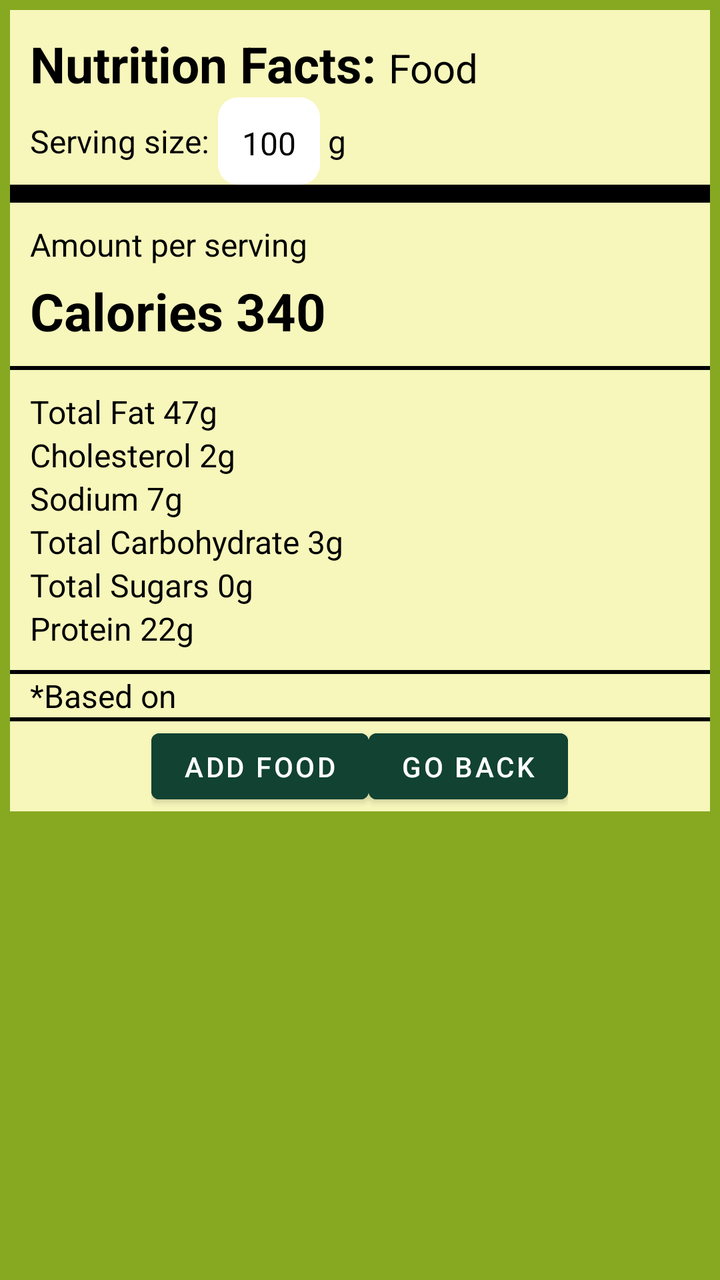
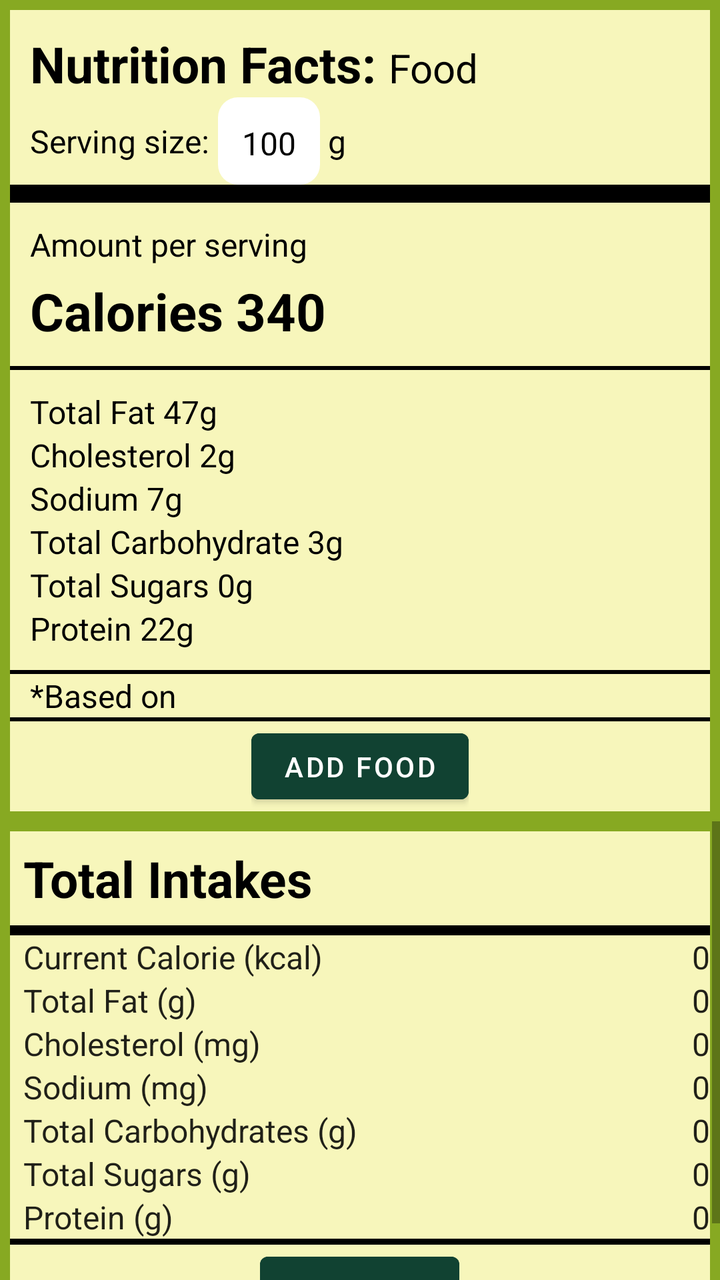

Compare the two renders of this Android layout. The source of the first and the diff that turns it into the second are given below.
<!-- AndroidManifest.xml: application theme AppTheme -->
<!-- res/layout/displaypage.xml -->
<LinearLayout android:orientation="vertical" android:minWidth="25px" android:minHeight="25px" android:layout_width="match_parent" android:layout_height="match_parent" android:background="#87A922" xmlns:android="http://schemas.android.com/apk/res/android"><LinearLayout android:orientation="vertical" android:minWidth="25px" android:minHeight="25px" android:layout_margin="5dp" android:layout_width="match_parent" android:layout_height="wrap_content" android:background="#F7F6BB"><LinearLayout android:orientation="horizontal" android:paddingLeft="10dp" android:paddingTop="10dp" android:layout_width="match_parent" android:layout_height="wrap_content"><TextView android:text="Nutrition Facts: " android:layout_width="wrap_content" android:layout_height="wrap_content" android:textStyle="bold" android:textColor="#000000" android:textSize="25dp" /><TextView android:text="Food" android:layout_width="wrap_content" android:layout_height="wrap_content" android:textColor="#000000" android:gravity="center_vertical" android:id="@+id/fName" android:textSize="20dp" /></LinearLayout><LinearLayout android:orientation="horizontal" android:paddingLeft="10dp" android:layout_width="match_parent" android:layout_height="wrap_content"><TextView android:text="Serving size: " android:layout_width="wrap_content" android:layout_height="wrap_content" android:textSize="16dp" android:layout_gravity="center" android:textColor="#000000" android:id="@+id/serv" /><EditText android:text="100" android:layout_width="wrap_content" android:layout_height="wrap_content" android:textColor="#000000" android:background="@drawable/register_inputbox_design" android:textSize="16dp" android:id="@+id/serv_size" android:layout_gravity="right" android:paddingBottom="10dp" android:inputType="text" /><TextView android:text=" g" android:layout_width="wrap_content" android:layout_height="wrap_content" android:textSize="16dp" android:layout_gravity="center" android:textColor="#000000" /></LinearLayout><View android:layout_width="match_parent" android:layout_height="9dp" android:background="#000000" /><TextView android:text="Amount per serving" android:layout_width="match_parent" android:layout_height="wrap_content" android:textColor="#000000" android:textSize="16dp" android:paddingLeft="10dp" android:paddingTop="10dp" android:paddingBottom="5dp" /><TextView android:text="Calories 340" android:layout_width="match_parent" android:layout_height="wrap_content" android:textColor="#000000" android:textSize="26dp" android:id="@+id/calServ" android:paddingLeft="10dp" android:paddingBottom="10dp" android:textStyle="bold" /><View android:layout_width="match_parent" android:layout_height="2dp" android:background="#000000" /><LinearLayout android:orientation="vertical" android:layout_width="match_parent" android:layout_height="wrap_content" android:padding="10dp"><TextView android:text="Total Fat 47g" android:layout_width="match_parent" android:layout_height="wrap_content" android:id="@+id/textV_fat" android:textColor="#000000" android:textSize="16dp" /><TextView android:text="Cholesterol 2g" android:layout_width="match_parent" android:layout_height="wrap_content" android:textColor="#000000" android:id="@+id/textV_cholesterol" android:textSize="16dp" /><TextView android:text="Sodium 7g" android:layout_width="match_parent" android:layout_height="wrap_content" android:textColor="#000000" android:id="@+id/textV_sodium" android:textSize="16dp" /><TextView android:text="Total Carbohydrate 3g" android:layout_width="match_parent" android:layout_height="wrap_content" android:textColor="#000000" android:id="@+id/textV_carbohydrates" android:textSize="16dp" /><TextView android:text="Total Sugars 0g" android:layout_width="match_parent" android:layout_height="wrap_content" android:textColor="#000000" android:id="@+id/textV_Sugar" android:textSize="16dp" /><TextView android:id="@+id/textV_protein" android:text="Protein 22g" android:layout_width="match_parent" android:layout_height="wrap_content" android:textColor="#000000" android:textSize="16dp" /></LinearLayout><View android:layout_width="match_parent" android:layout_height="2dp" android:background="#000000" /><TextView android:id="@+id/textView" android:text="*Based on" android:layout_width="match_parent" android:layout_height="wrap_content" android:textColor="#000000" android:paddingLeft="10dp" android:textSize="16dp" /><View android:layout_width="match_parent" android:layout_height="2dp" android:background="#000000" /><LinearLayout android:orientation="horizontal" android:layout_width="wrap_content" android:layout_height="wrap_content" android:layout_gravity="center"><Button android:id="@+id/btn_Add" android:layout_width="0dp" android:layout_height="45dp" android:textColor="#FFFF" android:layout_weight="1" android:text="Add food" android:backgroundTint="#114232" /><Button android:id="@+id/btn1" android:text="Go Back" android:textColor="#FFFF" android:layout_width="0dp" android:layout_height="45dp" android:layout_weight="1" android:backgroundTint="#114232" /></LinearLayout></LinearLayout></LinearLayout>
<!-- resources referenced by this layout -->
<resources>
  <!-- drawable register_inputbox_design (drawable) -->
  <shape xmlns:android="http://schemas.android.com/apk/res/android"><solid android:color="#FFFFFF" /><corners android:radius="10dp" /><padding android:left="12dp" android:top="12dp" android:right="12dp" android:bottom="12dp" /></shape>
  <style name="AppTheme" parent="Theme.MaterialComponents.Light.DarkActionBar"><item name="colorPrimary">#114232</item><item name="colorPrimaryDark">@color/colorPrimaryDark</item><item name="colorAccent">@color/colorAccent</item><item name="windowActionBar">false</item><item name="windowNoTitle">true</item></style>
  <color name="colorPrimaryDark">#1B3147</color>
  <color name="colorAccent">#3498db</color>
</resources>

<!-- the commit's change to res/layout/displaypage.xml (unified diff, before → after) -->
@@ -1 +1 @@
-<LinearLayout android:orientation="vertical" android:minWidth="25px" android:minHeight="25px" android:layout_width="match_parent" android:layout_height="match_parent" android:background="#87A922" xmlns:android="http://schemas.android.com/apk/res/android"><LinearLayout android:orientation="vertical" android:minWidth="25px" android:minHeight="25px" android:layout_margin="5dp" android:layout_width="match_parent" android:layout_height="wrap_content" android:background="#F7F6BB"><LinearLayout android:orientation="horizontal" android:paddingLeft="10dp" android:paddingTop="10dp" android:layout_width="match_parent" android:layout_height="wrap_content"><TextView android:text="Nutrition Facts: " android:layout_width="wrap_content" android:layout_height="wrap_content" android:textStyle="bold" android:textColor="#000000" android:textSize="25dp" /><TextView android:text="Food" android:layout_width="wrap_content" android:layout_height="wrap_content" android:textColor="#000000" android:gravity="center_vertical" android:id="@+id/fName" android:textSize="20dp" /></LinearLayout><LinearLayout android:orientation="horizontal" android:paddingLeft="10dp" android:layout_width="match_parent" android:layout_height="wrap_content"><TextView android:text="Serving size: " android:layout_width="wrap_content" android:layout_height="wrap_content" android:textSize="16dp" android:layout_gravity="center" android:textColor="#000000" android:id="@+id/serv" /><EditText android:text="100" android:layout_width="wrap_content" android:layout_height="wrap_content" android:textColor="#000000" android:background="@drawable/register_inputbox_design" android:textSize="16dp" android:id="@+id/serv_size" android:layout_gravity="right" android:paddingBottom="10dp" android:inputType="text" /><TextView android:text=" g" android:layout_width="wrap_content" android:layout_height="wrap_content" android:textSize="16dp" android:layout_gravity="center" android:textColor="#000000" /></LinearLayout><View android:layout_width="match_parent" android:layout_height="9dp" android:background="#000000" /><TextView android:text="Amount per serving" android:layout_width="match_parent" android:layout_height="wrap_content" android:textColor="#000000" android:textSize="16dp" android:paddingLeft="10dp" android:paddingTop="10dp" android:paddingBottom="5dp" /><TextView android:text="Calories 340" android:layout_width="match_parent" android:layout_height="wrap_content" android:textColor="#000000" android:textSize="26dp" android:id="@+id/calServ" android:paddingLeft="10dp" android:paddingBottom="10dp" android:textStyle="bold" /><View android:layout_width="match_parent" android:layout_height="2dp" android:background="#000000" /><LinearLayout android:orientation="vertical" android:layout_width="match_parent" android:layout_height="wrap_content" android:padding="10dp"><TextView android:text="Total Fat 47g" android:layout_width="match_parent" android:layout_height="wrap_content" android:id="@+id/textV_fat" android:textColor="#000000" android:textSize="16dp" /><TextView android:text="Cholesterol 2g" android:layout_width="match_parent" android:layout_height="wrap_content" android:textColor="#000000" android:id="@+id/textV_cholesterol" android:textSize="16dp" /><TextView android:text="Sodium 7g" android:layout_width="match_parent" android:layout_height="wrap_content" android:textColor="#000000" android:id="@+id/textV_sodium" android:textSize="16dp" /><TextView android:text="Total Carbohydrate 3g" android:layout_width="match_parent" android:layout_height="wrap_content" android:textColor="#000000" android:id="@+id/textV_carbohydrates" android:textSize="16dp" /><TextView android:text="Total Sugars 0g" android:layout_width="match_parent" android:layout_height="wrap_content" android:textColor="#000000" android:id="@+id/textV_Sugar" android:textSize="16dp" /><TextView android:id="@+id/textV_protein" android:text="Protein 22g" android:layout_width="match_parent" android:layout_height="wrap_content" android:textColor="#000000" android:textSize="16dp" /></LinearLayout><View android:layout_width="match_parent" android:layout_height="2dp" android:background="#000000" /><TextView android:id="@+id/textView" android:text="*Based on" android:layout_width="match_parent" android:layout_height="wrap_content" android:textColor="#000000" android:paddingLeft="10dp" android:textSize="16dp" /><View android:layout_width="match_parent" android:layout_height="2dp" android:background="#000000" /><LinearLayout android:orientation="horizontal" android:layout_width="wrap_content" android:layout_height="wrap_content" android:layout_gravity="center"><Button android:id="@+id/btn_Add" android:layout_width="0dp" android:layout_height="45dp" android:textColor="#FFFF" android:layout_weight="1" android:text="Add food" android:backgroundTint="#114232" /><Button android:id="@+id/btn1" android:text="Go Back" android:textColor="#FFFF" android:layout_width="0dp" android:layout_height="45dp" android:layout_weight="1" android:backgroundTint="#114232" /></LinearLayout></LinearLayout></LinearLayout>
+<LinearLayout android:orientation="vertical" android:minWidth="25px" android:minHeight="25px" android:layout_width="match_parent" android:layout_height="match_parent" android:background="#87A922" xmlns:android="http://schemas.android.com/apk/res/android"><LinearLayout android:orientation="vertical" android:minWidth="25px" android:minHeight="25px" android:layout_margin="5dp" android:layout_width="match_parent" android:layout_height="wrap_content" android:background="#F7F6BB"><LinearLayout android:orientation="horizontal" android:paddingLeft="10dp" android:paddingTop="10dp" android:layout_width="match_parent" android:layout_height="wrap_content"><TextView android:text="Nutrition Facts: " android:layout_width="wrap_content" android:layout_height="wrap_content" android:textStyle="bold" android:textColor="#000000" android:textSize="25dp" /><TextView android:text="Food" android:layout_width="wrap_content" android:layout_height="wrap_content" android:textColor="#000000" android:gravity="center_vertical" android:id="@+id/fName" android:textSize="20dp" /></LinearLayout><LinearLayout android:orientation="horizontal" android:paddingLeft="10dp" android:layout_width="match_parent" android:layout_height="wrap_content"><TextView android:text="Serving size: " android:layout_width="wrap_content" android:layout_height="wrap_content" android:textSize="16dp" android:layout_gravity="center" android:textColor="#000000" android:id="@+id/serv" /><EditText android:text="100" android:layout_width="wrap_content" android:layout_height="wrap_content" android:textColor="#000000" android:background="@drawable/register_inputbox_design" android:textSize="16dp" android:id="@+id/serv_size" android:layout_gravity="right" android:paddingBottom="10dp" android:inputType="text" /><TextView android:text=" g" android:layout_width="wrap_content" android:layout_height="wrap_content" android:textSize="16dp" android:layout_gravity="center" android:textColor="#000000" /></LinearLayout><View android:layout_width="match_parent" android:layout_height="9dp" android:background="#000000" /><TextView android:text="Amount per serving" android:layout_width="match_parent" android:layout_height="wrap_content" android:textColor="#000000" android:textSize="16dp" android:paddingLeft="10dp" android:paddingTop="10dp" android:paddingBottom="5dp" /><TextView android:text="Calories 340" android:layout_width="match_parent" android:layout_height="wrap_content" android:textColor="#000000" android:textSize="26dp" android:id="@+id/calServ" android:paddingLeft="10dp" android:paddingBottom="10dp" android:textStyle="bold" /><View android:layout_width="match_parent" android:layout_height="2dp" android:background="#000000" /><LinearLayout android:orientation="vertical" android:layout_width="match_parent" android:layout_height="wrap_content" android:padding="10dp"><TextView android:text="Total Fat 47g" android:layout_width="match_parent" android:layout_height="wrap_content" android:id="@+id/textV_fat" android:textColor="#000000" android:textSize="16dp" /><TextView android:text="Cholesterol 2g" android:layout_width="match_parent" android:layout_height="wrap_content" android:textColor="#000000" android:id="@+id/textV_cholesterol" android:textSize="16dp" /><TextView android:text="Sodium 7g" android:layout_width="match_parent" android:layout_height="wrap_content" android:textColor="#000000" android:id="@+id/textV_sodium" android:textSize="16dp" /><TextView android:text="Total Carbohydrate 3g" android:layout_width="match_parent" android:layout_height="wrap_content" android:textColor="#000000" android:id="@+id/textV_carbohydrates" android:textSize="16dp" /><TextView android:text="Total Sugars 0g" android:layout_width="match_parent" android:layout_height="wrap_content" android:textColor="#000000" android:id="@+id/textV_Sugar" android:textSize="16dp" /><TextView android:id="@+id/textV_protein" android:text="Protein 22g" android:layout_width="match_parent" android:layout_height="wrap_content" android:textColor="#000000" android:textSize="16dp" /></LinearLayout><View android:layout_width="match_parent" android:layout_height="2dp" android:background="#000000" /><TextView android:id="@+id/textView" android:text="*Based on" android:layout_width="match_parent" android:layout_height="wrap_content" android:textColor="#000000" android:paddingLeft="10dp" android:textSize="16dp" /><View android:layout_width="match_parent" android:layout_height="2dp" android:background="#000000" /><LinearLayout android:orientation="horizontal" android:layout_width="wrap_content" android:layout_height="wrap_content" android:layout_gravity="center"><Button android:id="@+id/btn_Add" android:layout_width="0dp" android:layout_height="45dp" android:textColor="#FFFF" android:layout_weight="1" android:text="Add food" android:backgroundTint="#114232" /></LinearLayout></LinearLayout><ScrollView android:orientation="vertical" android:layout_width="match_parent" android:layout_height="match_parent" android:id="@+id/outerContainer" android:background="#87A922" xmlns:android="http://schemas.android.com/apk/res/android"><LinearLayout android:orientation="vertical" android:minWidth="25px" android:minHeight="25px" android:layout_width="match_parent" android:layout_height="match_parent"><LinearLayout android:orientation="vertical" android:minWidth="25px" android:minHeight="25px" android:layout_width="match_parent" android:layout_height="wrap_content" android:id="@+id/linearLayout_INNER" android:fadingEdge="none" android:layout_margin="5dp" android:background="#F7F6BB"><TextView android:text="Total Intakes" android:textAppearance="?android:attr/textAppearanceLarge" android:layout_width="match_parent" android:layout_height="wrap_content" android:id="@+id/textV_Calorie_Track" android:textStyle="bold" android:textSize="25dp" android:textColor="#000000" android:paddingLeft="20px" android:paddingTop="20px" android:paddingBottom="20px" /><View android:layout_width="match_parent" android:layout_height="5dp" android:background="#000000" /><LinearLayout android:orientation="horizontal" android:minWidth="25px" android:minHeight="25px" android:layout_width="match_parent" android:layout_height="wrap_content" android:id="@+id/linearLayout6"><TextView android:text="Current Calorie (kcal)" android:textAppearance="?android:attr/textAppearanceLarge" android:layout_width="wrap_content" android:layout_height="wrap_content" android:paddingLeft="20px" android:textSize="16dp" android:id="@+id/textV_CurrentCalorie" /><TextView android:text="0" android:textAppearance="?android:attr/textAppearanceLarge" android:layout_width="match_parent" android:layout_height="wrap_content" android:gravity="right" android:textSize="16dp" android:id="@+id/textV_NumCurrent" /></LinearLayout><LinearLayout android:orientation="horizontal" android:minWidth="25px" android:minHeight="25px" android:layout_width="match_parent" android:layout_height="wrap_content" android:id="@+id/linear1"><TextView android:text="Total Fat (g)" android:textAppearance="?android:attr/textAppearanceLarge" android:layout_width="wrap_content" android:layout_height="wrap_content" android:paddingLeft="20px" android:id="@+id/textV" android:textSize="16dp" /><TextView android:text="0" android:textAppearance="?android:attr/textAppearanceLarge" android:layout_width="match_parent" android:layout_height="wrap_content" android:id="@+id/textV_numfats" android:gravity="right" android:textSize="16dp" /></LinearLayout><LinearLayout android:orientation="horizontal" android:minWidth="25px" android:minHeight="25px" android:layout_width="match_parent" android:layout_height="wrap_content" android:id="@+id/linear4"><TextView android:text="Cholesterol (mg)" android:textAppearance="?android:attr/textAppearanceLarge" android:layout_width="wrap_content" android:layout_height="wrap_content" android:paddingLeft="20px" android:id="@+id/textV2" android:textSize="16dp" /><TextView android:text="0" android:textAppearance="?android:attr/textAppearanceLarge" android:layout_width="match_parent" android:layout_height="wrap_content" android:id="@+id/textV_numcholesterol" android:gravity="right" android:textSize="16dp" /></LinearLayout><LinearLayout android:orientation="horizontal" android:minWidth="25px" android:minHeight="25px" android:layout_width="match_parent" android:layout_height="wrap_content" android:id="@+id/linear3"><TextView android:text="Sodium (mg)" android:textAppearance="?android:attr/textAppearanceLarge" android:layout_width="wrap_content" android:layout_height="wrap_content" android:paddingLeft="20px" android:id="@+id/textV3" android:textSize="16dp" /><TextView android:text="0" android:textAppearance="?android:attr/textAppearanceLarge" android:layout_width="match_parent" android:layout_height="wrap_content" android:id="@+id/textV_numsodium" android:gravity="right" android:textSize="16dp" /></LinearLayout><LinearLayout android:orientation="horizontal" android:minWidth="25px" android:minHeight="25px" android:layout_width="match_parent" android:layout_height="wrap_content" android:id="@+id/linear2"><TextView android:text="Total Carbohydrates (g)" android:textAppearance="?android:attr/textAppearanceLarge" android:layout_width="wrap_content" android:layout_height="wrap_content" android:paddingLeft="20px" android:id="@+id/textV4" android:textSize="16dp" /><TextView android:text="0" android:textAppearance="?android:attr/textAppearanceLarge" android:layout_width="match_parent" android:layout_height="wrap_content" android:id="@+id/textV_numcarbohydrates" android:gravity="right" android:textSize="16dp" /></LinearLayout><LinearLayout android:orientation="horizontal" android:minWidth="25px" android:minHeight="25px" android:layout_width="match_parent" android:layout_height="wrap_content" android:id="@+id/linearLayout8"><TextView android:text="Total Sugars (g)" android:textAppearance="?android:attr/textAppearanceLarge" android:layout_width="wrap_content" android:layout_height="wrap_content" android:paddingLeft="20px" android:id="@+id/textV5" android:textSize="16dp" /><TextView android:text="0" android:textAppearance="?android:attr/textAppearanceLarge" android:layout_width="match_parent" android:layout_height="wrap_content" android:id="@+id/textV_NumSugar" android:gravity="right" android:textSize="16dp" /></LinearLayout><LinearLayout android:orientation="horizontal" android:minWidth="25px" android:minHeight="25px" android:layout_width="match_parent" android:layout_height="wrap_content" android:id="@+id/linearLayout10"><TextView android:text="Protein (g)" android:textAppearance="?android:attr/textAppearanceLarge" android:layout_width="wrap_content" android:layout_height="wrap_content" android:paddingLeft="20px" android:id="@+id/textV6" android:textSize="16dp" /><TextView android:text="0" android:textAppearance="?android:attr/textAppearanceLarge" android:layout_width="match_parent" android:layout_height="wrap_content" android:id="@+id/textV_numprotein" android:gravity="right" android:textSize="16dp" /></LinearLayout><View android:layout_width="match_parent" android:layout_height="3dp" android:background="#000000" /><LinearLayout android:orientation="horizontal" android:layout_width="wrap_content" android:layout_height="wrap_content" android:layout_gravity="center"><Button android:id="@+id/btn1" android:text="Go Back" android:textColor="#FFFF" android:layout_width="0dp" android:layout_height="45dp" android:layout_weight="1" android:backgroundTint="#114232" /></LinearLayout></LinearLayout></LinearLayout></ScrollView></LinearLayout>
